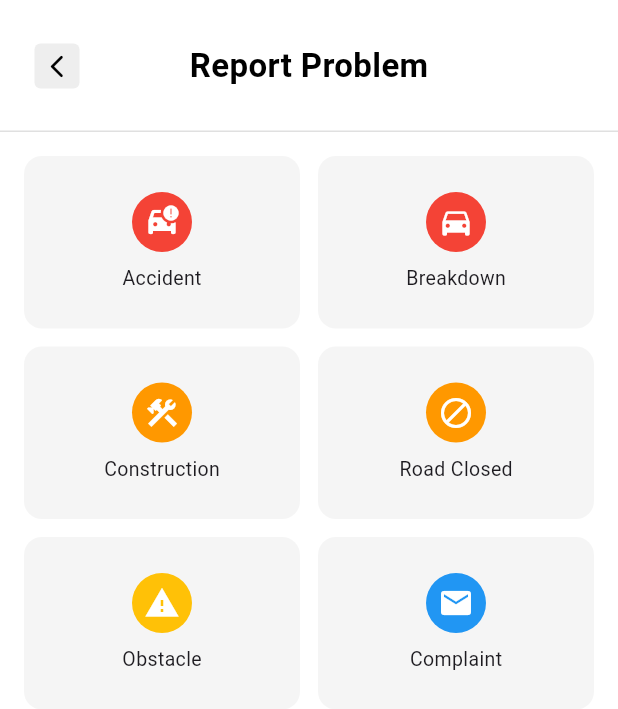
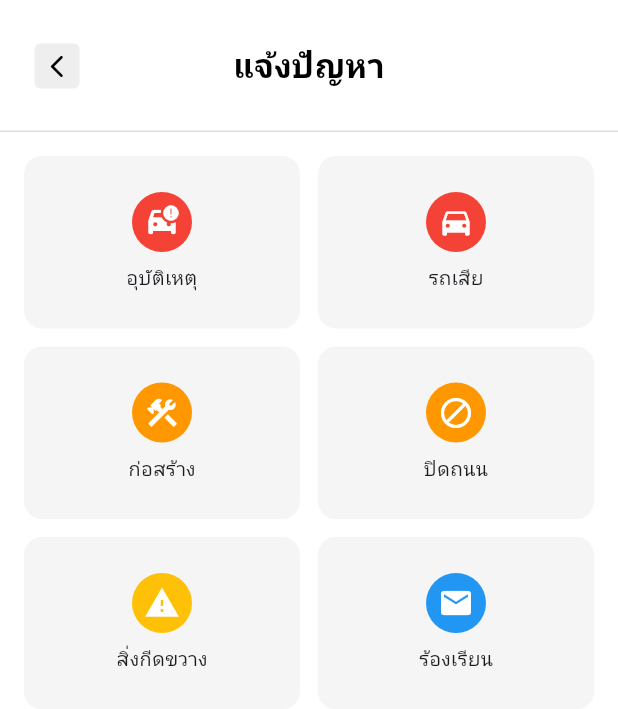
Before and after one commit to YadaSangphech6631501030/MFU-Shuttle-Bus, a Flutter app: the ReportPage screen opened directly, on a phone screen of 412 x 824 dp. Shown: the top 709 px of the screen. Run offline on Flutter 3.47's test engine with Material 3 defaults, Android fonts, the phone set to English and light mode, and no system bars; our stand-ins replace google_fonts, google_maps_flutter, latlong2, shared_preferences; accounts and stored records are empty; network calls fail; Roboto replaces fonts that are missing (Kanit).

Commit message:
fix thai language

```diff
--- a/frontend-vue/lib/user/report_page.dart
+++ b/frontend-vue/lib/user/report_page.dart
@@ -1,8 +1,7 @@
 import 'package:flutter/material.dart';
 import 'package:google_fonts/google_fonts.dart';
 import 'package:shuttle_bus_fronted/services/api_service.dart';
-import 'package:http/http.dart' as http;
-import 'dart:convert';
+import 'package:shuttle_bus_fronted/services/language_service.dart';
 
 class ReportPage extends StatefulWidget {
   const ReportPage({super.key});
@@ -21,38 +20,16 @@ class _ReportPageState extends State<ReportPage>
   final TextEditingController detailController = TextEditingController();
   final TextEditingController locationController = TextEditingController();
 
-  // =========================
-  // 📡 SEND TO BACKEND
-  // =========================
-  Future<void> sendReport() async {
-    try {
-      final response = await http.post(
-        Uri.parse("http://10.0.2.2:3000/api/report"), // emulator
-        headers: {"Content-Type": "application/json"},
-        body: jsonEncode({
-          "type": selectedType,
-          "detail": detailController.text,
-          "location": locationController.text,
-          "time": DateTime.now().toIso8601String(),
-        }),
-      );
-
-      if (response.statusCode == 200) {
-        print("✅ Report sent");
-      } else {
-        print("❌ Failed: ${response.body}");
-      }
-    } catch (e) {
-      print("❌ Error: $e");
-    }
+  String _t({required String en, required String th}) {
+    return LanguageService.text(en: en, th: th);
   }
 
   // =========================
   // 📌 OPEN FORM DIALOG
   // =========================
-  void openReportForm(String title) {
+  void openReportForm({required String type, required String title}) {
     setState(() {
-      selectedType = title;
+      selectedType = type;
       detailController.clear();
       locationController.clear();
     });
@@ -73,7 +50,7 @@ class _ReportPageState extends State<ReportPage>
                 mainAxisSize: MainAxisSize.min,
                 children: [
                   Text(
-                    "Report Problem",
+                    _t(en: "Report Problem", th: "แจ้งปัญหา"),
                     style: GoogleFonts.kanit(
                       fontSize: 18,
                       fontWeight: FontWeight.bold,
@@ -93,7 +70,10 @@ class _ReportPageState extends State<ReportPage>
                   TextField(
                     controller: locationController,
                     decoration: InputDecoration(
-                      hintText: "Location (optional)",
+                      hintText: _t(
+                        en: "Location (optional)",
+                        th: "สถานที่ (ไม่บังคับ)",
+                      ),
                       filled: true,
                       fillColor: Colors.grey.shade100,
                       border: OutlineInputBorder(
@@ -110,7 +90,10 @@ class _ReportPageState extends State<ReportPage>
                     controller: detailController,
                     maxLines: 4,
                     decoration: InputDecoration(
-                      hintText: "Describe the problem...",
+                      hintText: _t(
+                        en: "Describe the problem...",
+                        th: "อธิบายปัญหา...",
+                      ),
                       filled: true,
                       fillColor: Colors.grey.shade100,
                       border: OutlineInputBorder(
@@ -128,9 +111,9 @@ class _ReportPageState extends State<ReportPage>
                     children: [
                       TextButton(
                         onPressed: () => Navigator.pop(context),
-                        child: const Text(
-                          "Cancel",
-                          style: TextStyle(color: Colors.red),
+                        child: Text(
+                          _t(en: "Cancel", th: "ยกเลิก"),
+                          style: const TextStyle(color: Colors.red),
                         ),
                       ),
 
@@ -142,22 +125,27 @@ class _ReportPageState extends State<ReportPage>
                           ),
                         ),
                         onPressed: () async {
+                          final navigator = Navigator.of(context);
+                          final messenger = ScaffoldMessenger.of(context);
                           final result = await ApiService.sendReport(
                             selectedType ?? "",
                             detailController.text,
                             locationController.text,
                           );
 
+                          if (!mounted) return;
                           if (result == null) {
-                            Navigator.pop(context);
+                            navigator.pop();
                             showSuccessPopup();
                           } else {
-                            print("ERROR: $result");
+                            messenger.showSnackBar(
+                              SnackBar(content: Text(result)),
+                            );
                           }
                         },
-                        child: const Text(
-                          "Send",
-                          style: TextStyle(color: Colors.white),
+                        child: Text(
+                          _t(en: "Send", th: "ส่ง"),
+                          style: const TextStyle(color: Colors.white),
                         ),
                       ),
                     ],
@@ -184,19 +172,27 @@ class _ReportPageState extends State<ReportPage>
           shape: RoundedRectangleBorder(
             borderRadius: BorderRadius.circular(20),
           ),
-          child: const Padding(
-            padding: EdgeInsets.all(20),
+          child: Padding(
+            padding: const EdgeInsets.all(20),
             child: Column(
               mainAxisSize: MainAxisSize.min,
               children: [
-                Icon(Icons.check_circle, color: Colors.green, size: 60),
-                SizedBox(height: 10),
+                const Icon(Icons.check_circle, color: Colors.green, size: 60),
+                const SizedBox(height: 10),
                 Text(
-                  "Success",
-                  style: TextStyle(fontSize: 18, fontWeight: FontWeight.bold),
+                  _t(en: "Success", th: "สำเร็จ"),
+                  style: const TextStyle(
+                    fontSize: 18,
+                    fontWeight: FontWeight.bold,
                   ),
-                SizedBox(height: 5),
-                Text("Report sent successfully"),
+                ),
+                const SizedBox(height: 5),
+                Text(
+                  _t(
+                    en: "Report sent successfully",
+                    th: "ส่งรายงานเรียบร้อยแล้ว",
+                  ),
+                ),
               ],
             ),
           ),
@@ -214,9 +210,14 @@ class _ReportPageState extends State<ReportPage>
   // =========================
   // 📦 CARD ITEM
   // =========================
-  Widget buildReportItem(IconData icon, String title, Color color) {
+  Widget buildReportItem(
+    IconData icon,
+    String type,
+    String title,
+    Color color,
+  ) {
     return GestureDetector(
-      onTap: () => openReportForm(title),
+      onTap: () => openReportForm(type: type, title: title),
       child: Container(
         decoration: BoxDecoration(
           color: Colors.grey.shade100,
@@ -253,11 +254,15 @@ class _ReportPageState extends State<ReportPage>
   @override
   Widget build(BuildContext context) {
     super.build(context);
+    return ValueListenableBuilder<String>(
+      valueListenable: LanguageService.notifier,
+      builder: (context, selectedLanguage, _) {
         final topPadding = MediaQuery.of(context).padding.top;
         const homeAppBarHeight = 88.0;
         const backButtonSize = 44.0;
         final backButtonTop =
-        (topPadding + ((homeAppBarHeight - topPadding - backButtonSize) / 2))
+            (topPadding +
+                    ((homeAppBarHeight - topPadding - backButtonSize) / 2))
                 .clamp(0.0, homeAppBarHeight - backButtonSize);
 
         return Scaffold(
@@ -279,10 +284,10 @@ class _ReportPageState extends State<ReportPage>
                   children: [
                     Positioned.fill(
                       top: topPadding,
-                  child: const Center(
+                      child: Center(
                         child: Text(
-                      "Report Problem",
-                      style: TextStyle(
+                          _t(en: "Report Problem", th: "แจ้งปัญหา"),
+                          style: const TextStyle(
                             color: Colors.black,
                             fontSize: 22,
                             fontWeight: FontWeight.w600,
@@ -330,15 +335,47 @@ class _ReportPageState extends State<ReportPage>
               crossAxisSpacing: 12,
               childAspectRatio: 1.6,
               children: [
-            buildReportItem(Icons.car_crash, "Accident", Colors.red),
-            buildReportItem(Icons.directions_car, "Breakdown", Colors.red),
-            buildReportItem(Icons.construction, "Construction", Colors.orange),
-            buildReportItem(Icons.block, "Road Closed", Colors.orange),
-            buildReportItem(Icons.warning, "Obstacle", Colors.amber),
-            buildReportItem(Icons.email, "Complaint", Colors.blue),
+                buildReportItem(
+                  Icons.car_crash,
+                  "Accident",
+                  _t(en: "Accident", th: "อุบัติเหตุ"),
+                  Colors.red,
+                ),
+                buildReportItem(
+                  Icons.directions_car,
+                  "Breakdown",
+                  _t(en: "Breakdown", th: "รถเสีย"),
+                  Colors.red,
+                ),
+                buildReportItem(
+                  Icons.construction,
+                  "Construction",
+                  _t(en: "Construction", th: "ก่อสร้าง"),
+                  Colors.orange,
+                ),
+                buildReportItem(
+                  Icons.block,
+                  "Road Closed",
+                  _t(en: "Road Closed", th: "ปิดถนน"),
+                  Colors.orange,
+                ),
+                buildReportItem(
+                  Icons.warning,
+                  "Obstacle",
+                  _t(en: "Obstacle", th: "สิ่งกีดขวาง"),
+                  Colors.amber,
+                ),
+                buildReportItem(
+                  Icons.email,
+                  "Complaint",
+                  _t(en: "Complaint", th: "ร้องเรียน"),
+                  Colors.blue,
+                ),
               ],
             ),
           ),
         );
+      },
+    );
   }
 }
```
Lines whose indentation alone changed are shown as unchanged.
